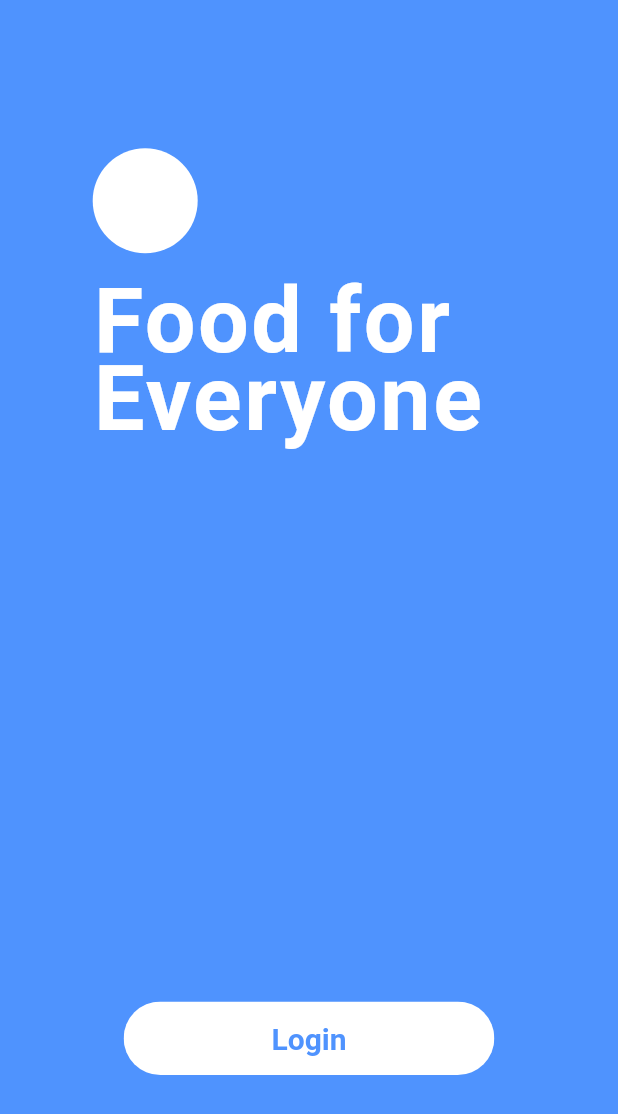
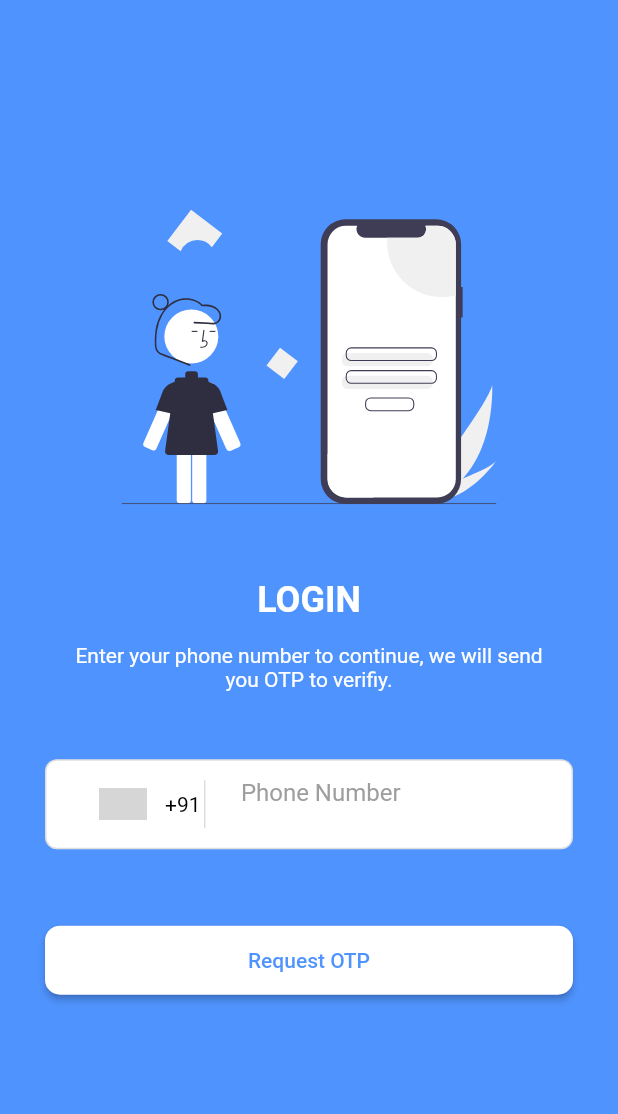
Before and after one commit to iamsmruti/food-delivery-client, a Flutter app: the screen it shows after launch, after a tap on "Login", on a phone screen of 412 x 824 dp. Shown: the top 1114 px of the screen. Run offline on Flutter 3.47's test engine with Material 2 defaults, Android fonts, the phone set to English and light mode, and no system bars; drawn by our look-alikes of intl_phone_number_input; our stand-ins replace animate_do, firebase_auth, firebase_core, flutter_svg, fluttertoast; accounts and stored records are empty; grey boxes are pictures that could not be loaded.

Commit message:
Login Scrren Added & Phone Auth Implemented

```diff
--- /dev/null
+++ b/frontend/lib/Screens/register_with_phone.dart
@@ -0,0 +1,179 @@
+import 'package:animate_do/animate_do.dart';
+import 'package:flutter_svg/svg.dart';
+import 'package:fluttertoast/fluttertoast.dart';
+import 'package:flutter/foundation.dart';
+import 'package:flutter/material.dart';
+import 'package:frontend/constant.dart';
+import 'package:intl_phone_number_input/intl_phone_number_input.dart';
+
+import '../handlers/firebase_auth.dart';
+
+class RegisterWithPhoneNumber extends StatefulWidget {
+  const RegisterWithPhoneNumber({Key? key}) : super(key: key);
+
+  @override
+  State<RegisterWithPhoneNumber> createState() =>
+      _RegisterWithPhoneNumberState();
+}
+
+class _RegisterWithPhoneNumberState extends State<RegisterWithPhoneNumber> {
+  final TextEditingController controller = TextEditingController();
+  bool _isLoading = false;
+  PhoneNumber? phoneNumber;
+
+  @override
+  Widget build(BuildContext context) {
+    return SafeArea(
+      child: Scaffold(
+          backgroundColor: primaryColor,
+          body: SingleChildScrollView(
+            child: Container(
+              padding: const EdgeInsets.all(30),
+              width: double.infinity,
+              height: MediaQuery.of(context).size.height,
+              child: Column(
+                mainAxisAlignment: MainAxisAlignment.center,
+                children: [
+                  SvgPicture.asset(
+                    'assets/images/registration_img.svg',
+                    fit: BoxFit.cover,
+                    width: 250,
+                  ),
+                  const SizedBox(
+                    height: 50,
+                  ),
+                  FadeInDown(
+                    child: const Text(
+                      'LOGIN',
+                      style: TextStyle(
+                          fontWeight: FontWeight.bold,
+                          fontSize: 24,
+                          color: Colors.white),
+                    ),
+                  ),
+                  FadeInDown(
+                    delay: const Duration(milliseconds: 200),
+                    child: const Padding(
+                      padding:
+                          EdgeInsets.symmetric(vertical: 15.0, horizontal: 20),
+                      child: Text(
+                        'Enter your phone number to continue, we will send you OTP to verifiy.',
+                        textAlign: TextAlign.center,
+                        style: TextStyle(fontSize: 14, color: Colors.white),
+                      ),
+                    ),
+                  ),
+                  const SizedBox(
+                    height: 30,
+                  ),
+                  FadeInDown(
+                    delay: const Duration(milliseconds: 400),
+                    child: Container(
+                      padding: const EdgeInsets.symmetric(
+                          vertical: 5, horizontal: 15),
+                      decoration: BoxDecoration(
+                        color: Colors.white,
+                        borderRadius: BorderRadius.circular(8),
+                        border:
+                            Border.all(color: Colors.black.withOpacity(0.13)),
+                      ),
+                      child: Stack(
+                        children: [
+                          InternationalPhoneNumberInput(
+                            onInputChanged: (PhoneNumber number) {
+                              phoneNumber = number;
+                            },
+                            initialValue: PhoneNumber(isoCode: "IN"),
+                            onInputValidated: (bool value) {},
+                            selectorConfig: const SelectorConfig(
+                              selectorType: PhoneInputSelectorType.BOTTOM_SHEET,
+                            ),
+                            ignoreBlank: false,
+                            autoValidateMode: AutovalidateMode.disabled,
+                            selectorTextStyle:
+                                const TextStyle(color: Colors.black),
+                            textFieldController: controller,
+                            formatInput: false,
+                            maxLength: 10,
+                            keyboardType: const TextInputType.numberWithOptions(
+                                signed: true, decimal: true),
+                            cursorColor: Colors.black,
+                            inputDecoration: InputDecoration(
+                              contentPadding:
+                                  const EdgeInsets.only(bottom: 15, left: 0),
+                              border: InputBorder.none,
+                              hintText: 'Phone Number',
+                              hintStyle: TextStyle(
+                                  color: Colors.grey.shade500, fontSize: 16),
+                            ),
+                            onSaved: (PhoneNumber number) {
+                              if (kDebugMode) {
+                                print('On Saved: $number');
+                              }
+                            },
+                          ),
+                          Positioned(
+                            left: 90,
+                            top: 8,
+                            bottom: 8,
+                            child: Container(
+                              height: 40,
+                              width: 1,
+                              color: Colors.black.withOpacity(0.13),
+                            ),
+                          )
+                        ],
+                      ),
+                    ),
+                  ),
+                  const SizedBox(
+                    height: 50,
+                  ),
+                  FadeInDown(
+                    delay: const Duration(milliseconds: 600),
+                    child: MaterialButton(
+                      minWidth: double.infinity,
+                      onPressed: () {
+                        if (controller.text.length != 10) {
+                          Fluttertoast.showToast(
+                              msg: "Fill All the Fields Properly");
+                          return;
+                        }
+                        setState(() {
+                          _isLoading = true;
+                        });
+
+                        FirebsePhoneAuth()
+                            .verifyphone(phoneNumber!.phoneNumber!, context);
+                      },
+                      color: Colors.white,
+                      shape: RoundedRectangleBorder(
+                          borderRadius: BorderRadius.circular(10)),
+                      padding: const EdgeInsets.symmetric(
+                          vertical: 15, horizontal: 30),
+                      child: _isLoading
+                          ? const SizedBox(
+                              width: 20,
+                              height: 20,
+                              child: CircularProgressIndicator(
+                                backgroundColor: Colors.blue,
+                                color: Colors.black,
+                                strokeWidth: 2,
+                              ),
+                            )
+                          : const Text(
+                              "Request OTP",
+                              style: TextStyle(color: primaryColor),
+                            ),
+                    ),
+                  ),
+                  const SizedBox(
+                    height: 20,
+                  ),
+                ],
+              ),
+            ),
+          )),
+    );
+  }
+}
--- a/frontend/lib/Screens/WelcomeScreen.dart
+++ b/frontend/lib/Screens/welcome_screen.dart
@@ -1,5 +1,5 @@
 import 'package:flutter/material.dart';
-import 'package:flutter_svg/flutter_svg.dart';
+import 'package:frontend/Screens/register_with_phone.dart';
 import 'package:frontend/constant.dart';
 
 class WelcomeScreen extends StatefulWidget {
@@ -20,7 +20,8 @@ class _WelcomeScreenState extends State<WelcomeScreen> {
       width: size.width,
       color: primaryColor,
       child: Padding(
-        padding: EdgeInsets.symmetric(horizontal: width*0.15,vertical: height*0.12),
+        padding: EdgeInsets.symmetric(
+            horizontal: width * 0.15, vertical: height * 0.12),
         child: Column(
           mainAxisAlignment: MainAxisAlignment.start,
           crossAxisAlignment: CrossAxisAlignment.start,
@@ -35,43 +36,42 @@ class _WelcomeScreenState extends State<WelcomeScreen> {
                     letterSpacing: 1.6,
                     fontWeight: FontWeight.bold,
                     fontSize: 60,
-                    color: Colors.white
-                ),
-                child: Text('Food for')
-            ),
+                    color: Colors.white),
+                child: Text('Food for')),
             const DefaultTextStyle(
                 style: TextStyle(
                     height: 0.8,
                     letterSpacing: 1.6,
                     fontWeight: FontWeight.bold,
                     fontSize: 60,
-                    color: Colors.white
-                ),
-                child: Text('Everyone')
-            ),
-            SizedBox(height: height*0.45),
+                    color: Colors.white),
+                child: Text('Everyone')),
+            SizedBox(height: height * 0.45),
             Row(
               mainAxisAlignment: MainAxisAlignment.center,
               children: [
                 SizedBox(
-                      width: width*0.6,
-                      child:ClipRRect(
+                  width: width * 0.6,
+                  child: ClipRRect(
                     borderRadius: BorderRadius.circular(29),
                     child: TextButton(
                         style: TextButton.styleFrom(
-                            padding: const EdgeInsets.symmetric(vertical: 13,horizontal: 35),
-                            backgroundColor: Colors.white
-                          ),
-                          onPressed: () {},
+                            padding: const EdgeInsets.symmetric(
+                                vertical: 13, horizontal: 35),
+                            backgroundColor: Colors.white),
+                        onPressed: () {
+                          Navigator.of(context).pushReplacement(
+                              MaterialPageRoute(
+                                  builder: (context) =>
+                                      const RegisterWithPhoneNumber()));
+                        },
                         child: const Text(
                           'Login',
                           style: TextStyle(
                               color: primaryColor,
                               fontSize: 20,
-                              fontWeight: FontWeight.bold
-                            ),
-                          )
-                        ),
+                              fontWeight: FontWeight.bold),
+                        )),
                   ),
                 ),
               ],
--- a/frontend/lib/main.dart
+++ b/frontend/lib/main.dart
@@ -1,7 +1,6 @@
 import 'package:firebase_core/firebase_core.dart';
 import 'package:flutter/material.dart';
-import 'package:frontend/Screens/LoginScreen.dart';
-import 'package:frontend/Screens/WelcomeScreen.dart';
+import 'package:frontend/Screens/welcome_screen.dart';
 import 'package:frontend/constant.dart';
 
 import 'firebase_options.dart';
--- a/frontend/pubspec.yaml
+++ b/frontend/pubspec.yaml
@@ -37,6 +37,10 @@ dependencies:
   cupertino_icons: ^1.0.2
   firebase_core: ^2.7.1
   flutter_svg: ^2.0.4
+  fluttertoast: ^8.2.1
+  animate_do: ^3.0.2
+  intl_phone_number_input: ^0.7.2
+  firebase_auth: ^4.3.0
 
 dev_dependencies:
   flutter_test:
@@ -63,7 +67,6 @@ flutter:
   # To add assets to your application, add an assets section, like this:
   assets:
    - assets/images/
-   - assets/icons/
 
   # An image asset can refer to one or more resolution-specific "variants", see
   # https://flutter.dev/assets-and-images/#resolution-aware
```
Also changed, not shown: frontend/lib/Screens/LoginScreen.dart (deleted, +0 -50 lines), frontend/lib/handlers/firebase_auth.dart (added, +39 -0 lines), frontend/assets/images/registration_img.svg (added), frontend/pubspec.lock, 1 other file. Lines whose indentation alone changed are shown as unchanged.
